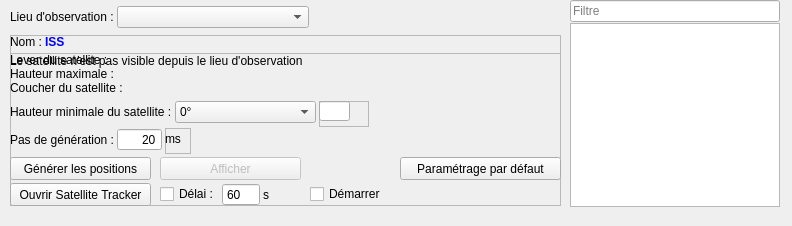
Old version of the form src/interface/onglets/telescope/suivitelescope.ui in the repository mconsidine/previsat_archive.
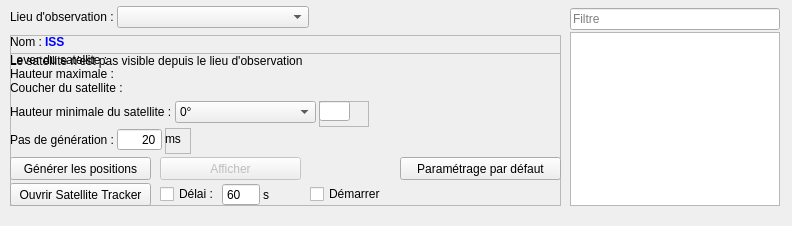
New version of the form. Icons and pictures are not drawn.

What changed in the file:
```diff
--- a/src/interface/onglets/telescope/suivitelescope.ui
+++ b/src/interface/onglets/telescope/suivitelescope.ui
@@ -70,9 +70,9 @@
    <property name="geometry">
     <rect>
      <x>570</x>
-     <y>23</y>
+     <y>32</y>
      <width>210</width>
-     <height>184</height>
+     <height>174</height>
     </rect>
    </property>
    <property name="font">
@@ -706,7 +706,7 @@
    <property name="geometry">
     <rect>
      <x>570</x>
-     <y>0</y>
+     <y>8</y>
      <width>210</width>
      <height>22</height>
     </rect>
```
